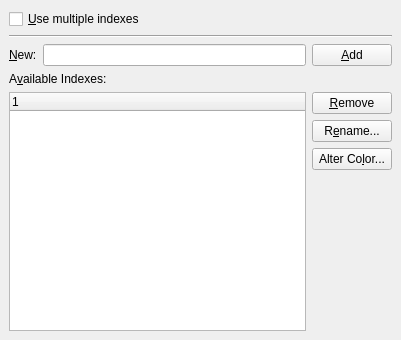
This is src/frontends/qt4/ui/IndicesUi.ui in cburschka/lyx as Qt 5 draws it before an edit. The edited form follows.
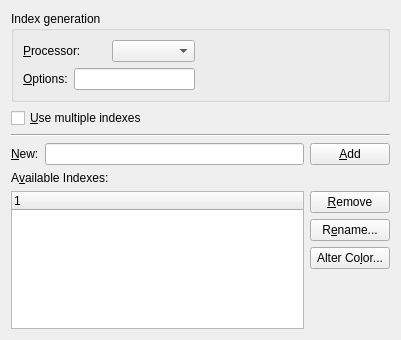
This is the edited form.

The edit to the form file:
```diff
--- a/src/frontends/qt4/ui/IndicesUi.ui
+++ b/src/frontends/qt4/ui/IndicesUi.ui
@@ -12,21 +12,102 @@
   <property name="windowTitle" >
    <string/>
   </property>
-  <layout class="QGridLayout" >
-   <property name="margin" >
-    <number>9</number>
-   </property>
-   <property name="spacing" >
-    <number>6</number>
-   </property>
+  <layout class="QGridLayout" name="gridLayout" >
+   <item row="0" column="0" colspan="2" >
+    <widget class="QGroupBox" name="indexGB" >
+     <property name="toolTip" >
+      <string>Here you can define an alternative index processor and specify its options.</string>
+     </property>
+     <property name="title" >
+      <string>Index generation</string>
+     </property>
+     <property name="flat" >
+      <bool>true</bool>
+     </property>
+     <layout class="QGridLayout" name="gridLayout_2" >
+      <item row="0" column="0" >
+       <layout class="QHBoxLayout" name="horizontalLayout" >
+        <item>
+         <widget class="QLabel" name="indexLA" >
+          <property name="text" >
+           <string>&amp;Processor:</string>
+          </property>
+          <property name="buddy" >
+           <cstring>indexCO</cstring>
+          </property>
+         </widget>
+        </item>
+        <item>
+         <widget class="QComboBox" name="indexCO" >
+          <property name="toolTip" >
+           <string>Select a processor</string>
+          </property>
+         </widget>
+        </item>
+       </layout>
+      </item>
+      <item row="1" column="0" >
+       <layout class="QHBoxLayout" name="horizontalLayout_2" >
+        <item>
+         <widget class="QLabel" name="indexOptionsLA" >
+          <property name="text" >
+           <string>&amp;Options:</string>
+          </property>
+          <property name="buddy" >
+           <cstring>indexOptionsED</cstring>
+          </property>
+         </widget>
+        </item>
+        <item>
+         <widget class="QLineEdit" name="indexOptionsED" >
+          <property name="toolTip" >
+           <string>Define program options of the selected processor.</string>
+          </property>
+         </widget>
+        </item>
+       </layout>
+      </item>
+      <item rowspan="2" row="0" column="1" >
+       <spacer name="horizontalSpacer" >
+        <property name="orientation" >
+         <enum>Qt::Horizontal</enum>
+        </property>
+        <property name="sizeHint" stdset="0" >
+         <size>
+          <width>183</width>
+          <height>20</height>
+         </size>
+        </property>
+       </spacer>
+      </item>
+     </layout>
+    </widget>
+   </item>
+   <item row="1" column="0" >
+    <widget class="QCheckBox" name="multipleIndicesCB" >
+     <property name="toolTip" >
+      <string>Check if you need multiple indexes (e.g., an Index of Names)</string>
+     </property>
+     <property name="text" >
+      <string>&amp;Use multiple indexes</string>
+     </property>
+    </widget>
+   </item>
    <item row="2" column="0" colspan="2" >
+    <widget class="Line" name="line" >
+     <property name="orientation" >
+      <enum>Qt::Horizontal</enum>
+     </property>
+    </widget>
+   </item>
+   <item row="3" column="0" colspan="2" >
     <layout class="QHBoxLayout" >
-     <property name="margin" >
-      <number>0</number>
-     </property>
      <property name="spacing" >
       <number>6</number>
      </property>
+     <property name="margin" >
+      <number>0</number>
+     </property>
      <item>
       <widget class="QLabel" name="newIndexLA" >
        <property name="text" >
@@ -56,7 +137,26 @@
      </item>
     </layout>
    </item>
-   <item row="4" column="1" >
+   <item row="4" column="0" >
+    <widget class="QLabel" name="availableLA" >
+     <property name="text" >
+      <string>A&amp;vailable Indexes:</string>
+     </property>
+     <property name="buddy" >
+      <cstring>indicesTW</cstring>
+     </property>
+    </widget>
+   </item>
+   <item rowspan="4" row="5" column="0" >
+    <widget class="QTreeWidget" name="indicesTW" >
+     <column>
+      <property name="text" >
+       <string>1</string>
+      </property>
+     </column>
+    </widget>
+   </item>
+   <item row="5" column="1" >
     <widget class="QPushButton" name="removePB" >
      <property name="toolTip" >
       <string>Remove the selected index</string>
@@ -66,7 +166,27 @@
      </property>
     </widget>
    </item>
+   <item row="6" column="1" >
+    <widget class="QPushButton" name="renamePB" >
+     <property name="toolTip" >
+      <string>Rename the selected index</string>
+     </property>
+     <property name="text" >
+      <string>R&amp;ename...</string>
+     </property>
+    </widget>
+   </item>
    <item row="7" column="1" >
+    <widget class="QPushButton" name="colorPB" >
+     <property name="toolTip" >
+      <string>Define or change button color</string>
+     </property>
+     <property name="text" >
+      <string>Alter Co&amp;lor...</string>
+     </property>
+    </widget>
+   </item>
+   <item row="8" column="1" >
     <spacer>
      <property name="orientation" >
       <enum>Qt::Vertical</enum>
@@ -82,56 +202,6 @@
      </property>
     </spacer>
    </item>
-   <item row="3" column="0" >
-    <widget class="QLabel" name="availableLA" >
-     <property name="text" >
-      <string>A&amp;vailable Indexes:</string>
-     </property>
-     <property name="buddy" >
-      <cstring>indicesTW</cstring>
-     </property>
-    </widget>
-   </item>
-   <item rowspan="4" row="4" column="0" >
-    <widget class="QTreeWidget" name="indicesTW" />
-   </item>
-   <item row="0" column="0" >
-    <widget class="QCheckBox" name="multipleIndicesCB" >
-     <property name="toolTip" >
-      <string>Check if you need multiple indexes (e.g., an Index of Names)</string>
-     </property>
-     <property name="text" >
-      <string>&amp;Use multiple indexes</string>
-     </property>
-    </widget>
-   </item>
-   <item row="1" column="0" colspan="2" >
-    <widget class="Line" name="line" >
-     <property name="orientation" >
-      <enum>Qt::Horizontal</enum>
-     </property>
-    </widget>
-   </item>
-   <item row="6" column="1" >
-    <widget class="QPushButton" name="colorPB" >
-     <property name="toolTip" >
-      <string>Define or change button color</string>
-     </property>
-     <property name="text" >
-      <string>Alter Co&amp;lor...</string>
-     </property>
-    </widget>
-   </item>
-   <item row="5" column="1" >
-    <widget class="QPushButton" name="renamePB" >
-     <property name="toolTip" >
-      <string>Rename the selected index</string>
-     </property>
-     <property name="text" >
-      <string>R&amp;ename...</string>
-     </property>
-    </widget>
-   </item>
   </layout>
  </widget>
  <includes>
```
Left out of the diff: 2 changed lines with no effect on the pictures.
